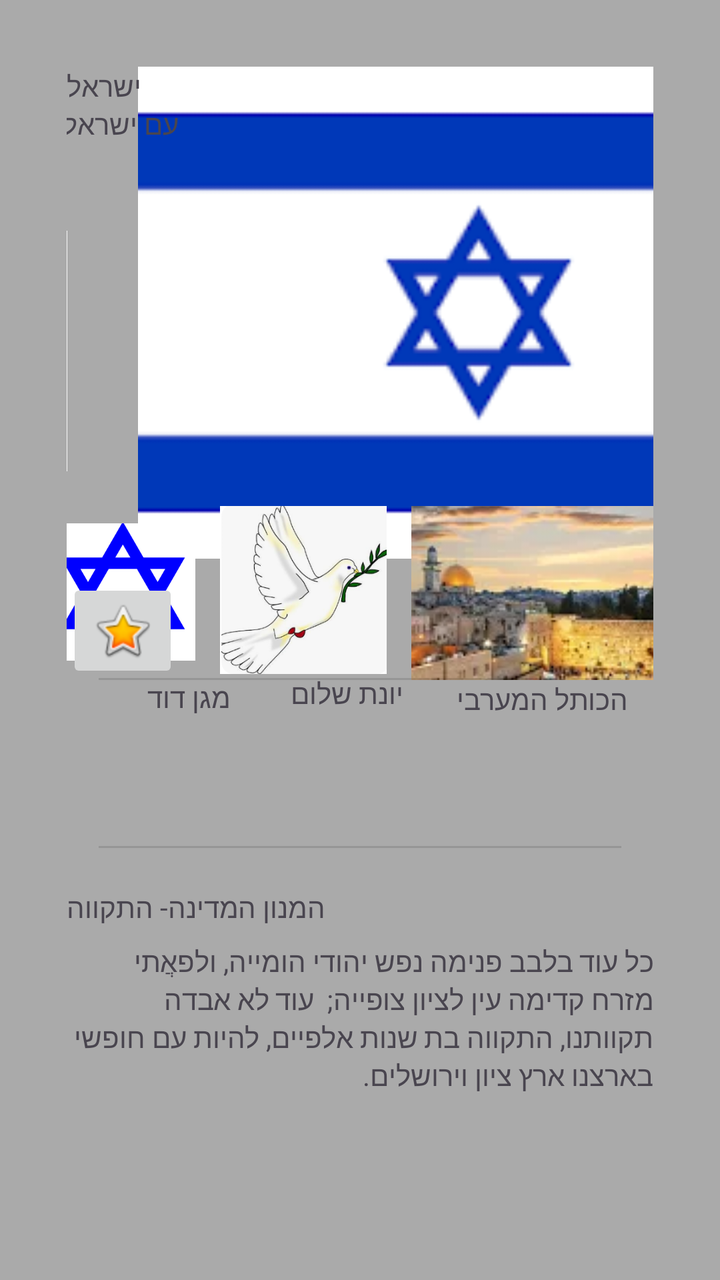
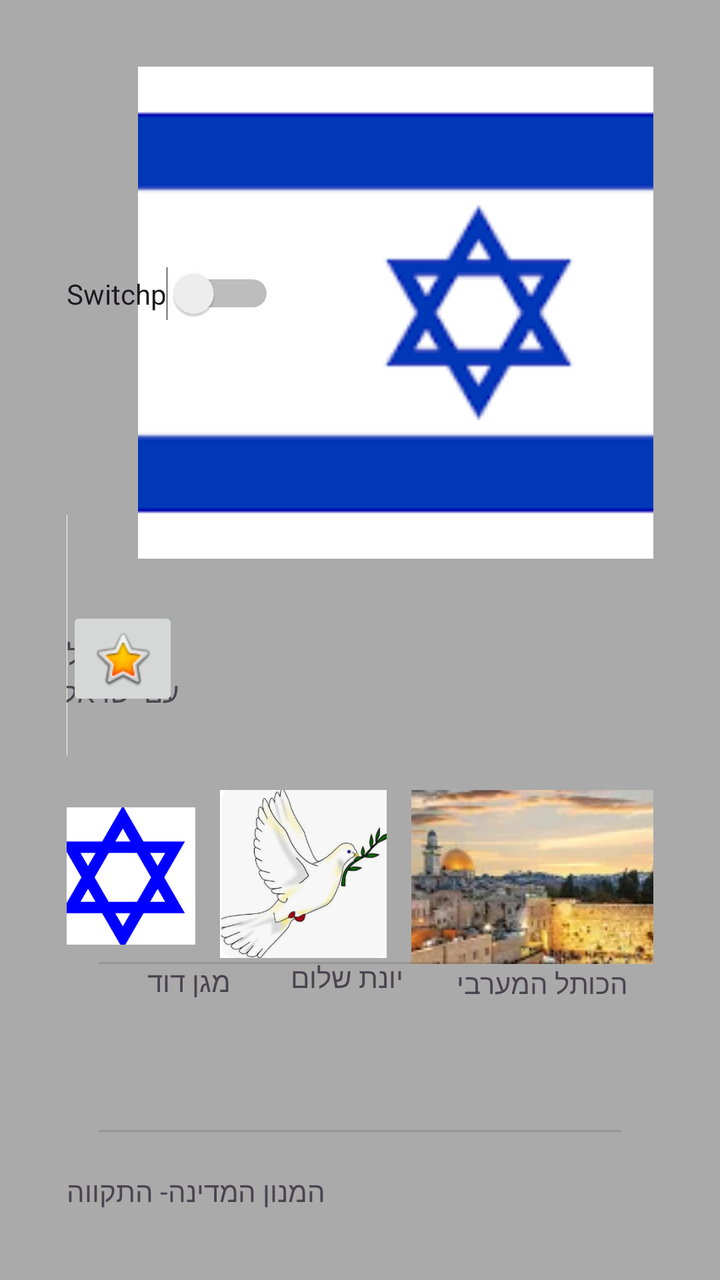

Screens rendered from an Android XML layout before and after an edit, with the pre-edit source and the edit as a unified diff.
<!-- AndroidManifest.xml: application theme Theme.MyfirstAppOriz -->
<!-- res/layout/activity_main.xml -->
<androidx.constraintlayout.widget.ConstraintLayout xmlns:android="http://schemas.android.com/apk/res/android"
    xmlns:app="http://schemas.android.com/apk/res-auto"
    xmlns:tools="http://schemas.android.com/tools"
    android:id="@+id/main"
    android:layout_width="match_parent"
        android:layout_height="match_parent"
    android:background="#FFAAAAAA"
    android:orientation="vertical"
    android:padding="100px"
    tools:context=".MainActivity">

    <TextView
        android:id="@+id/textView"
        android:layout_width="109dp"
        android:layout_height="72dp"
        android:text="מגן דוד"
        app:layout_constraintEnd_toEndOf="@+id/imageView5"
        app:layout_constraintStart_toStartOf="@+id/imageView5"
        app:layout_constraintTop_toBottomOf="@+id/imageView5" />

    <TextView
        android:id="@+id/textView3"
        android:layout_width="100dp"
        android:layout_height="72dp"
        android:text="יונת שלום"
        app:layout_constraintEnd_toEndOf="@+id/imageView6"
        app:layout_constraintStart_toStartOf="@+id/imageView6"
        app:layout_constraintTop_toBottomOf="@+id/imageView6" />

    <ImageView
        android:id="@+id/imageView3"
        android:layout_width="412dp"
        android:layout_height="246dp"
        app:layout_constraintStart_toStartOf="parent"
        app:layout_constraintTop_toTopOf="parent"
        app:srcCompat="@drawable/img_1" />

    <ImageView
        android:id="@+id/imageView4"
        android:layout_width="100dp"
        android:layout_height="131dp"
        app:layout_constraintBottom_toBottomOf="@+id/textView6"
        app:layout_constraintEnd_toStartOf="@+id/imageView3"
        app:layout_constraintTop_toBottomOf="@+id/imageView3"
        app:srcCompat="@drawable/img_4" />

    <ImageView
        android:id="@+id/imageView5"
        android:layout_width="74dp"
        android:layout_height="86dp"
        android:layout_marginTop="12dp"
        app:layout_constraintEnd_toStartOf="@+id/imageView6"
        app:layout_constraintHorizontal_bias="0.5"
        app:layout_constraintStart_toStartOf="parent"
        app:layout_constraintTop_toBottomOf="@+id/imageView4"
        app:srcCompat="@drawable/img_5" />

    <ImageView
        android:id="@+id/imageView6"
        android:layout_width="108dp"
        android:layout_height="84dp"
        app:layout_constraintEnd_toStartOf="@+id/imageButton"
        app:layout_constraintHorizontal_bias="0.5"
        app:layout_constraintStart_toEndOf="@+id/imageView5"
        app:layout_constraintTop_toTopOf="@+id/imageView5"
        app:srcCompat="@drawable/img_6" />

    <ImageButton
        android:id="@+id/imageButton"
        android:layout_width="131dp"
        android:layout_height="87dp"
        app:layout_constraintEnd_toEndOf="parent"
        app:layout_constraintHorizontal_bias="0.5"
        app:layout_constraintStart_toEndOf="@+id/imageView6"
        app:layout_constraintTop_toTopOf="@+id/imageView5"
        app:srcCompat="@drawable/img_7" />

    <TextView
        android:id="@+id/textView4"
        android:layout_width="wrap_content"
        android:layout_height="wrap_content"
        android:text="הכותל המערבי"
        app:layout_constraintEnd_toEndOf="@+id/imageButton"
        app:layout_constraintStart_toStartOf="@+id/imageButton"
        app:layout_constraintTop_toBottomOf="@+id/imageButton" />

    <TextView
        android:id="@+id/textView5"
        android:layout_width="wrap_content"
        android:layout_height="wrap_content"
        android:text="ישראל"
        tools:layout_editor_absoluteX="227dp"
        tools:layout_editor_absoluteY="273dp" />

    <TextView
        android:id="@+id/textView6"
        android:layout_width="wrap_content"
        android:layout_height="wrap_content"
        android:text="עם ישראל חי"
        app:layout_constraintEnd_toEndOf="@+id/textView5"
        app:layout_constraintStart_toStartOf="@+id/textView5"
        app:layout_constraintTop_toBottomOf="@+id/textView5" />

    <View
        android:id="@+id/divider"
        android:layout_width="0dp"
        android:layout_height="1dp"
        android:layout_marginStart="16dp"
        android:layout_marginEnd="16dp"
        android:background="?android:attr/listDivider"
        app:layout_constraintEnd_toEndOf="parent"
        app:layout_constraintStart_toStartOf="parent"
        app:layout_constraintTop_toTopOf="@+id/textView" />

    <View
        android:id="@+id/divider2"
        android:layout_width="0dp"
        android:layout_height="1dp"
        android:layout_marginStart="16dp"
        android:layout_marginTop="12dp"
        android:layout_marginEnd="16dp"
        android:background="?android:attr/listDivider"
        app:layout_constraintEnd_toEndOf="parent"
        app:layout_constraintHorizontal_bias="0.0"
        app:layout_constraintStart_toStartOf="parent"
        app:layout_constraintTop_toBottomOf="@+id/textView" />

    <TextView
        android:id="@+id/textView7"
        android:layout_width="wrap_content"
        android:layout_height="wrap_content"
        android:layout_marginTop="20dp"
        android:text="המנון המדינה- התקווה"
        app:layout_constraintTop_toBottomOf="@+id/divider2"
        tools:layout_editor_absoluteX="44dp" />

    <TextView
        android:id="@+id/textView9"
        android:layout_width="0dp"
        android:layout_height="wrap_content"
        android:layout_marginTop="8dp"
        android:text="כל עוד בלבב פנימה נפש יהודי הומייה, ולפאֲתי מזרח קדימה עין לציון צופייה;  עוד לא אבדה תקוותנו, התקווה בת שנות אלפיים, להיות עם חופשי בארצנו ארץ ציון וירושלים."
        app:layout_constraintEnd_toEndOf="parent"
        app:layout_constraintTop_toBottomOf="@+id/textView7" />

    <androidx.constraintlayout.widget.Guideline
        android:id="@+id/guideline4"
        android:layout_width="wrap_content"
        android:layout_height="wrap_content" />

    <ImageButton
        android:id="@+id/imageButton2"
        android:layout_width="wrap_content"
        android:layout_height="wrap_content"
        android:layout_marginTop="10dp"
        app:layout_constraintTop_toBottomOf="@+id/imageView3"
        app:srcCompat="@android:drawable/btn_star_big_on"
        tools:layout_editor_absoluteX="237dp" />

    <androidx.constraintlayout.widget.Guideline
        android:layout_width="wrap_content"
        android:layout_height="wrap_content"
        app:layout_constraintGuide_begin="-1dp" />

    <androidx.constraintlayout.widget.Guideline
        android:layout_width="wrap_content"
        android:layout_height="wrap_content"
        app:layout_constraintGuide_end="693dp" />

    <androidx.constraintlayout.widget.Guideline
        android:layout_width="wrap_content"
        android:layout_height="wrap_content"
        app:layout_constraintGuide_begin="653dp" />

    <androidx.constraintlayout.widget.Barrier
        android:layout_width="wrap_content"
        android:layout_height="wrap_content" />

    <androidx.constraintlayout.widget.Barrier android:layout_width="wrap_content"
        android:layout_height="wrap_content" />

</androidx.constraintlayout.widget.ConstraintLayout>
<!-- resources referenced by this layout -->
<resources>
  <!-- drawable img_1: png bitmap (drawable, 1758 bytes) -->
  <!-- drawable img_4: png bitmap (drawable, 26467 bytes) -->
  <!-- drawable img_5: png bitmap (drawable, 8127 bytes) -->
  <!-- drawable img_6: png bitmap (drawable, 55333 bytes) -->
  <!-- drawable img_7: png bitmap (drawable, 58119 bytes) -->
  <style name="Theme.MyfirstAppOriz" parent="Base.Theme.MyfirstAppOriz" />
  <style name="Base.Theme.MyfirstAppOriz" parent="Theme.Material3.DayNight.NoActionBar">
          
          
      </style>
</resources>

<!-- the commit's change to res/layout/activity_main.xml (unified diff, before → after) -->
@@ -7,7 +7,8 @@
     android:background="#FFAAAAAA"
     android:orientation="vertical"
     android:padding="100px"
-    tools:context=".MainActivity">
+    tools:context=".MainActivity"
+    tools:ignore="ExtraText">
 
     <TextView
         android:id="@+id/textView"
@@ -88,9 +89,10 @@
         android:id="@+id/textView5"
         android:layout_width="wrap_content"
         android:layout_height="wrap_content"
+        android:layout_marginTop="38dp"
         android:text="ישראל"
-        tools:layout_editor_absoluteX="227dp"
-        tools:layout_editor_absoluteY="273dp" />
+        app:layout_constraintTop_toBottomOf="@+id/imageView3"
+        tools:layout_editor_absoluteX="296dp" />
 
     <TextView
         android:id="@+id/textView6"
@@ -152,10 +154,10 @@
         android:id="@+id/imageButton2"
         android:layout_width="wrap_content"
         android:layout_height="wrap_content"
-        android:layout_marginTop="10dp"
+        android:layout_marginTop="24dp"
         app:layout_constraintTop_toBottomOf="@+id/imageView3"
         app:srcCompat="@android:drawable/btn_star_big_on"
-        tools:layout_editor_absoluteX="237dp" />
+        tools:layout_editor_absoluteX="38dp" />
 
     <androidx.constraintlayout.widget.Guideline
         android:layout_width="wrap_content"
@@ -176,7 +178,20 @@
         android:layout_width="wrap_content"
         android:layout_height="wrap_content" />
 
-    <androidx.constraintlayout.widget.Barrier android:layout_width="wrap_content"
+    <androidx.constraintlayout.widget.Barrier
+        android:layout_width="wrap_content"
         android:layout_height="wrap_content" />
 
+
+
+    <Switch
+        android:id="@+id/switchp"
+        android:layout_width="wrap_content"
+        android:layout_height="wrap_content"
+        android:layout_marginTop="100dp"
+        android:text="Switchp"
+        app:layout_constraintTop_toTopOf="parent"
+        tools:ignore="MissingConstraints,UseSwitchCompatOrMaterialXml" />
+
+
 </androidx.constraintlayout.widget.ConstraintLayout>
